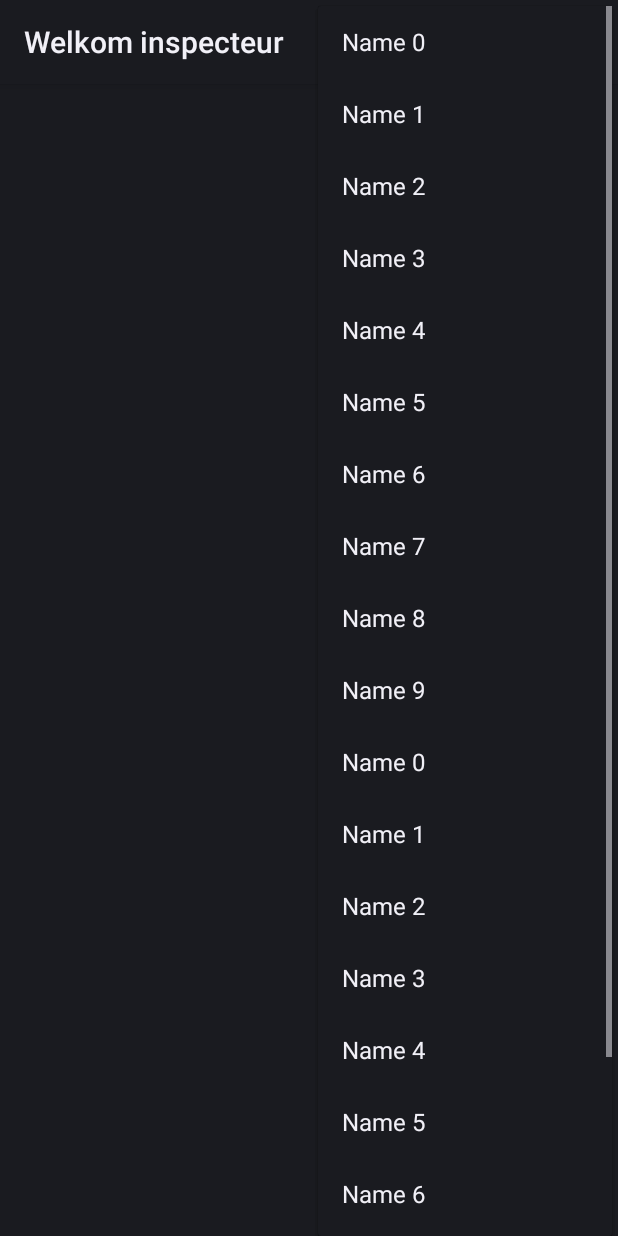
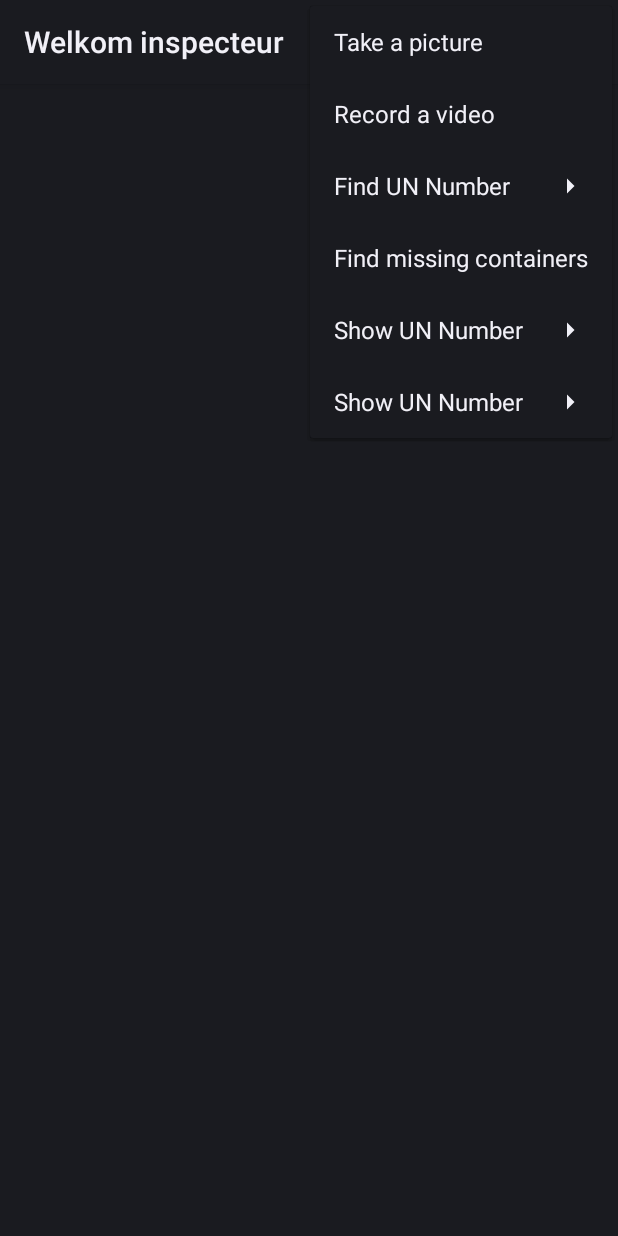
Before and after one commit to galip91/InspectorsGadget, an Android app: the MainActivity screen opened directly, with no data from a screen before it, with the options menu open, on a phone screen of 412 x 824 dp. Run offline under Robolectric (Android 15) with nearby library versions, the phone set to English and light mode, and no system bars; libraries missing offline, so code that uses them is left out: com.googlecode.tesseract; 13 statements that could not run were skipped.

Commit message:
Dynamic menu

```diff
--- a/app/src/main/java/galip/hro/inspectorsgadget/DBHelper.java
+++ b/app/src/main/java/galip/hro/inspectorsgadget/DBHelper.java
@@ -53,14 +53,14 @@ public class DBHelper extends SQLiteOpenHelper{
         contentValues.put("UnCode", unCode);
         contentValues.put("Description", description);
 
-        db.insert("UnCode", null, contentValues);
+        db.insert("UnCodes", null, contentValues);
         return true;
     }
 
 
     public Cursor getData(String code){
         SQLiteDatabase db = this.getReadableDatabase();
-        Cursor res =  db.rawQuery( "select * from UnCodes where UnCode="+code+"", null );
+        Cursor res =  db.rawQuery( "select * from UnCodes where UnCode="+code, null );
         return res;
     }
 
@@ -74,7 +74,7 @@ public class DBHelper extends SQLiteOpenHelper{
     {
         SQLiteDatabase db = this.getWritableDatabase();
         ContentValues contentValues = new ContentValues();
-        contentValues.put("UnCode", unCode);
+        contentValues.put("UnCodes", unCode);
         contentValues.put("Description", description);
 
         db.update("UnCodes", contentValues, "id = ? ", new String[] { Integer.toString(unDd) } );
@@ -108,9 +108,9 @@ public class DBHelper extends SQLiteOpenHelper{
     {
         SQLiteDatabase database = SQLiteDatabase.openOrCreateDatabase("InspectorsGadget",null);
 
-        database.execSQL("CREATE TABLE IF NOT EXISTS Users(Username VARCHAR,Password VARCHAR);");
+        database.execSQL("CREATE TABLE IF NOT EXISTS Users(Username VARCHAR(100),Password VARCHAR(20));");
         database.execSQL("INSERT INTO Users VALUES('admin','admin');");
-        database.execSQL("CREATE TABLE IF NOT EXISTS UnCodes(Id INT,UnCode VARCHAR,Description VARCHAR);");
+        database.execSQL("CREATE TABLE IF NOT EXISTS UnCodes(Id INT,UnCode VARCHAR(10),Description VARCHAR(255));");
         database.execSQL("INSERT INTO UnCodes VALUES('1','1428','sodium');");
 
     }
--- a/app/src/main/java/galip/hro/inspectorsgadget/MainActivity.java
+++ b/app/src/main/java/galip/hro/inspectorsgadget/MainActivity.java
@@ -16,6 +16,7 @@ import android.util.Log;
 import android.view.Menu;
 import android.view.MenuItem;
 import android.view.MotionEvent;
+import android.view.SubMenu;
 import android.view.View;
 import android.view.ViewGroup;
 import android.view.Window;
@@ -272,6 +273,13 @@ public class MainActivity extends Activity {
         startActivity(resultsIntent);
     }
 
+    public void findCode(int code){
+        Intent resultsIntent = new Intent(this, ResultsActivity.class);
+        resultsIntent.putExtra(ResultsActivity.UNNumber, String.valueOf(code));
+
+        startActivity(resultsIntent);
+    }
+
     public void  findMissingContainers ()
     {
         Intent resultsIntent = new Intent(this, ContainersActivity.class);
@@ -383,31 +391,40 @@ public class MainActivity extends Activity {
                 case R.id.record_video:
                     recordVideo();
                     break;
-                case R.id.find_un_1:
+                case R.id.un_14_28:
                     findCode("1428");
                     break;
-                case R.id.find_un_2:
+                case R.id.un_31_63:
                     findCode("3163");
                     break;
-                case R.id.find_un_3:
+                case R.id.un_17_13:
                     findCode("1713");
                     break;
                 case R.id.find_missing_containers:
                     findMissingContainers();
                     break;
+                case 14:
+                    findMissingContainers();
+                    break;
             }
+
+            for (int n = 1; n < 10; n ++)
+            {
+                if (item.getItemId() == n)
+                {
+                    findCode(n);
+                }
+            }
+
             return true;
         }
         return super.onMenuItemSelected(featureId, item);
     }
 
-//    public boolean onCreateOptionsMenu(Menu menu) {
-//        getMenuInflater().inflate(R.menu.main, menu);
-//
-//
-//        return true;
-//
-//    }
+    public boolean onCreateOptionsMenu(Menu menu) {
+        getMenuInflater().inflate(R.menu.main, menu);
+        return true;
+    }
 
     @Override
     protected void onResume() {
@@ -501,13 +518,15 @@ public class MainActivity extends Activity {
         return false;
     }
 
+
     @Override
-    public boolean onPrepareOptionsMenu(Menu menu) {
+    public boolean onPreparePanel(int featureId, View view, Menu menu) {
         //menu.clear();
+        SubMenu fileMenu = menu.addSubMenu("Show UN Number");
         for(int n = 0; n < 10; n++) {
             //Menu.add(int, int, int, java.lang.CharSequence)()
-            menu.add(Menu.NONE, n, Menu.NONE, "Name " + n);
+            fileMenu.add(Menu.NONE, n, Menu.NONE, String.valueOf(n));
         }
-        return super.onPrepareOptionsMenu(menu);
+        return super.onPreparePanel(featureId, view, menu);
     }
 }
--- a/app/src/main/java/galip/hro/inspectorsgadget/ResultsActivity.java
+++ b/app/src/main/java/galip/hro/inspectorsgadget/ResultsActivity.java
@@ -67,7 +67,7 @@ public class ResultsActivity extends Activity {
         getWindow().requestFeature(WindowUtils.FEATURE_VOICE_COMMANDS);
         mCardScroller = new CardScrollView(this);
         mCards = new ArrayList<Card>();
-        database.create();
+        //database.create();
 
         UNMap.put("1428", "Sodium");
         UNMap.put("2734", "Amines, liquid, corrosive, flammable, n.o.s. or Polyamines, liquid, corrosive, flammable, n.o.s.");
@@ -141,7 +141,7 @@ public class ResultsActivity extends Activity {
 
         Card card2 = new Card(this);
         String text2 = "Name"  + "\n";
-        text2 += database.getData(code);
+        text2 += database.getData(code).toString();
         card2.setText(text2);
 
 //        Card card3 = new Card(this);
--- a/app/src/main/res/menu/main.xml
+++ b/app/src/main/res/menu/main.xml
@@ -1,15 +1,26 @@
 <?xml version="1.0" encoding="utf-8"?>
+
 <menu xmlns:android="http://schemas.android.com/apk/res/android">
     <item android:id="@+id/take_picture"
         android:title="Take a picture" />
     <item android:id="@+id/record_video"
         android:title="Record a video" />
-    <item android:id="@+id/find_un_1"
-        android:title="Find UN Number 14 28" />
-    <item android:id="@+id/find_un_2"
-        android:title="Find UN Number 31 63" />
-    <item android:id="@+id/find_un_3"
-        android:title="Find UN Number 17 13" />
+
+    <item
+        android:id="@+id/find_un_numbers"
+        android:title="Find UN Number">
+        <menu>
+            <item
+                android:id="@+id/un_14_28"
+                android:title="14 28" />
+            <item
+                android:id="@+id/un_31_63"
+                android:title="31 63" />
+            <item
+                android:id="@+id/un_17_13"
+                android:title="17 13" />
+        </menu>
+    </item>
     <item android:id="@+id/find_missing_containers"
         android:title="Find missing containers" />
 </menu>
```
